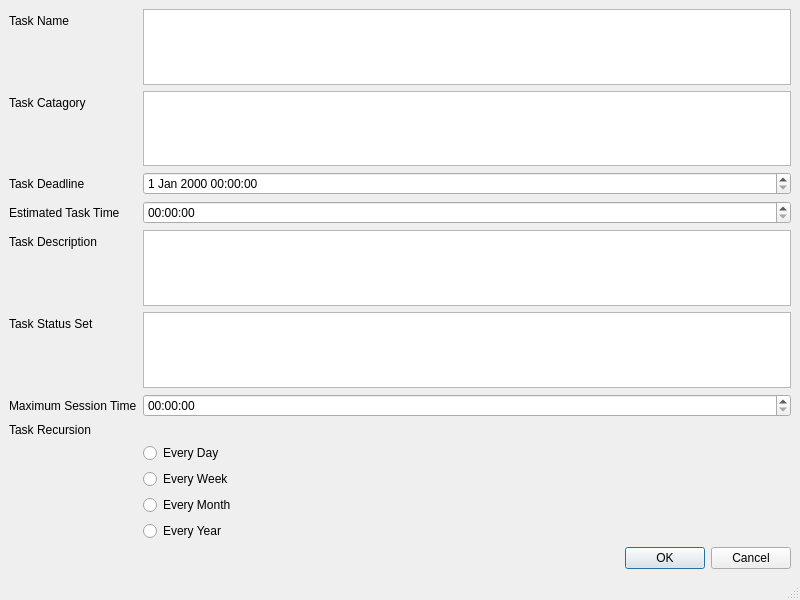
Qt form createTask.ui (ZiggyOliver/TaskBucket) before a commit.
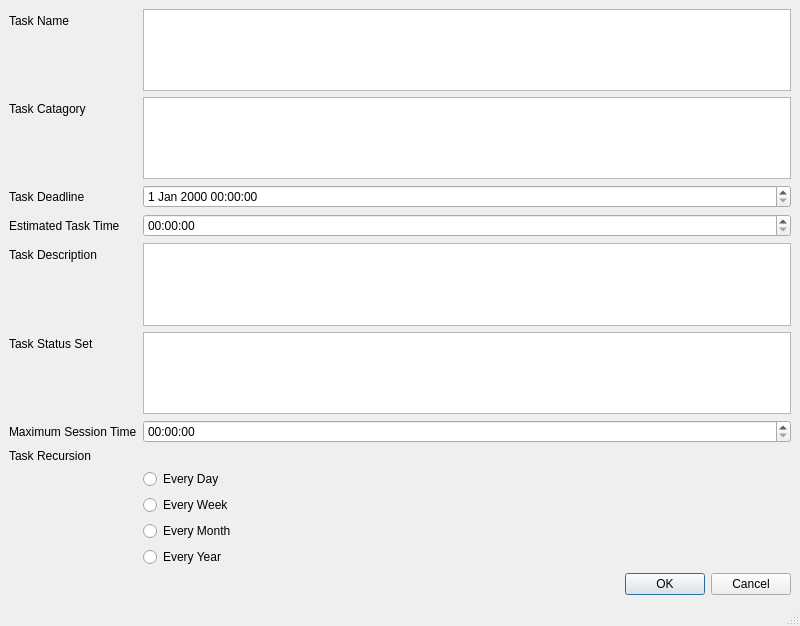
The same form after that commit.

What changed in the file:
```diff
--- a/createTask.ui
+++ b/createTask.ui
@@ -7,7 +7,7 @@
     <x>0</x>
     <y>0</y>
     <width>800</width>
-    <height>600</height>
+    <height>626</height>
    </rect>
   </property>
   <property name="windowTitle">
```
